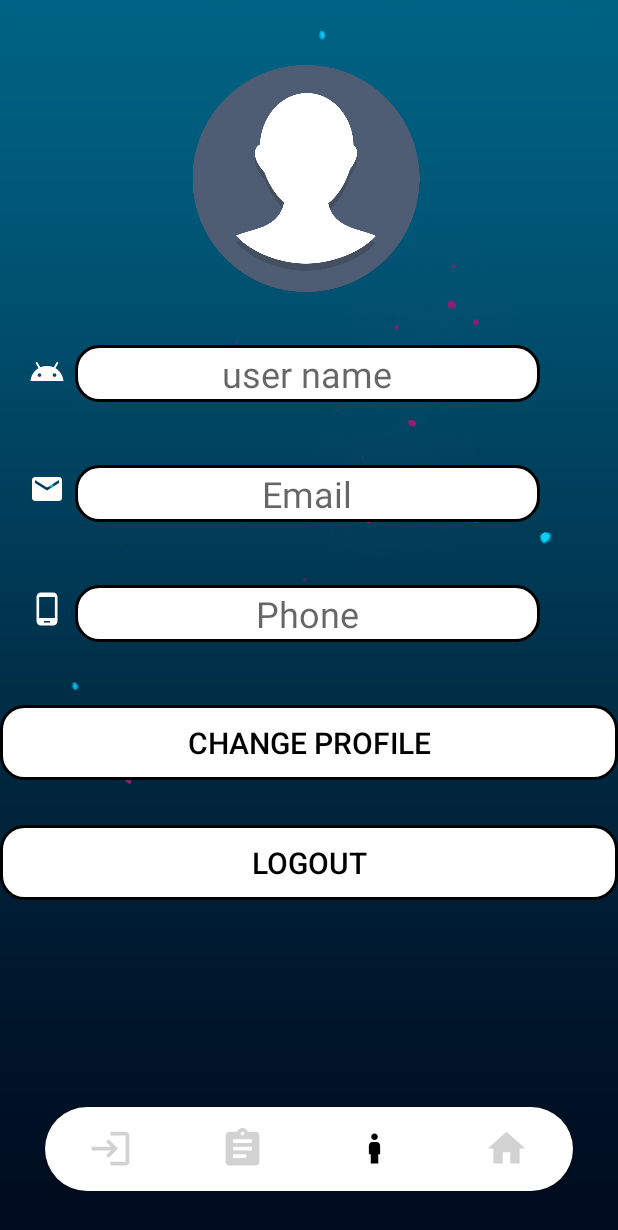
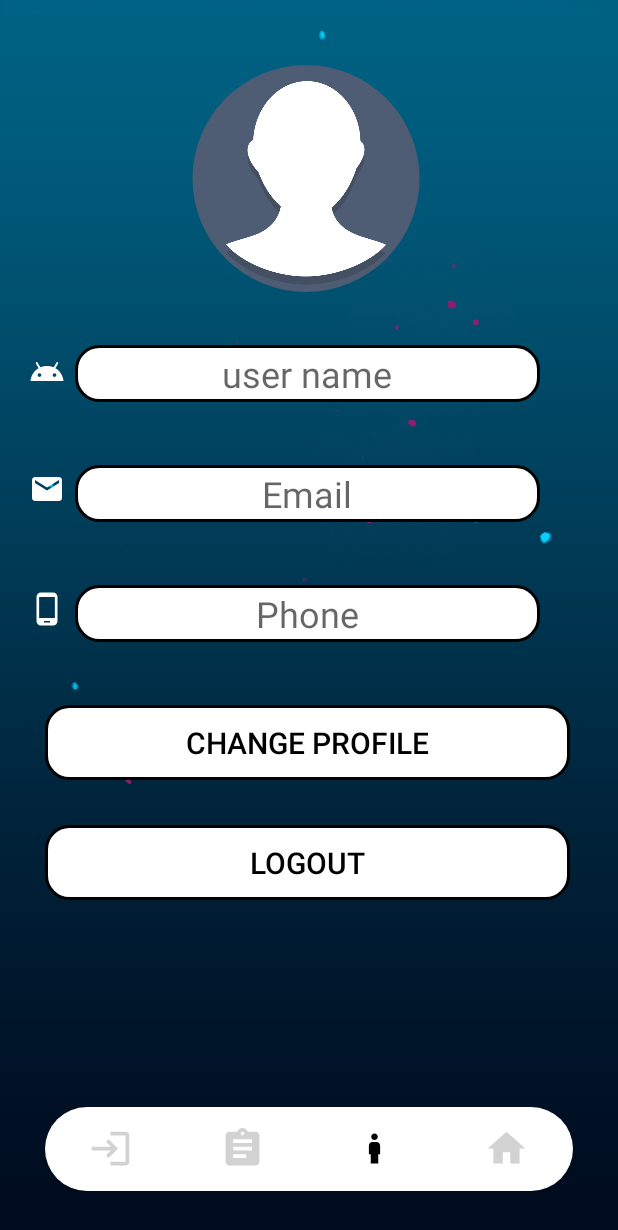
Before and after one commit to georgeAbouKhalil/Camera-Store-Android, an Android app: the profile screen opened directly, with no data from a screen before it, on a phone screen of 412 x 824 dp. Shown: the top 1230 px of the screen. Run offline under Robolectric (Android 15) with nearby library versions, the phone set to English and light mode, and no system bars; our stand-ins replace CircleImageView, Firebase (no records; nobody signed in at launch, a user with empty details on screens opened directly), Picasso; Roboto replaces fonts that are not available here.

Commit message:
camera-store-app

```diff
--- a/app/src/main/java/com/example/camerastore/Adapter.java
+++ b/app/src/main/java/com/example/camerastore/Adapter.java
@@ -35,7 +35,7 @@ public class Adapter extends FirebaseRecyclerAdapter<model,Adapter.myviewholder>
         String quantityS = Integer.toString(quantityI);
 
         holder.name.setText(model.getName());
-        holder.price.setText(priceS);
+        holder.price.setText("$ "+priceS);
         if(quantityI > 0){
             holder.quantity.setText(": In stock");
         }else{
--- a/app/src/main/java/com/example/camerastore/Details.java
+++ b/app/src/main/java/com/example/camerastore/Details.java
@@ -85,7 +85,7 @@ public class Details extends Fragment {
         Button button_buy = view.findViewById(R.id.button_buy);
         Button add_cart = view.findViewById(R.id.add_cart);
         nameHolder.setText(name);
-        priceHolder.setText(priceS);
+        priceHolder.setText("$ "+priceS);
 
         if (mFirebaseUser != null) {
             if (!mFirebaseUser.isEmailVerified()) {
--- a/app/src/main/java/com/example/camerastore/MainStore.java
+++ b/app/src/main/java/com/example/camerastore/MainStore.java
@@ -52,6 +52,7 @@ public class MainStore extends AppCompatActivity {
     StorageReference storageReference;
     FrameLayout framLayout;
     CircleImageView carts;
+
 
     @Override
     protected void onCreate(Bundle savedInstanceState) {
--- a/app/src/main/res/layout/activity_profile.xml
+++ b/app/src/main/res/layout/activity_profile.xml
@@ -7,7 +7,7 @@
     android:background="@drawable/background"
     tools:context=".profile">
 
-    <ImageView
+    <de.hdodenhof.circleimageview.CircleImageView
         android:id="@+id/profileImage"
         android:layout_width="173dp"
         android:layout_height="151dp"
@@ -56,8 +56,9 @@
 
     <Button
         android:id="@+id/changeProfile"
-        android:layout_width="match_parent"
+        android:layout_width="350dp"
         android:layout_height="50dp"
+        android:layout_marginStart="30dp"
         android:layout_marginTop="470dp"
         android:layout_marginBottom="30dp"
         android:background="@drawable/profileinput"
@@ -67,15 +68,16 @@
 
     <Button
         android:id="@+id/logout2"
-        android:layout_width="match_parent"
+        android:layout_width="350dp"
         android:layout_height="50dp"
+        android:layout_marginStart="30dp"
+        android:layout_marginTop="550dp"
         android:layout_marginBottom="31dp"
         android:background="@drawable/profileinput"
         android:onClick="logout"
         android:text="Logout"
         android:textColor="@color/black"
-        android:textSize="20sp"
-        android:layout_marginTop="550dp" />
+        android:textSize="20sp" />
 
     <ImageButton
         android:id="@+id/imageButton"
```
Also changed, not shown: app/src/main/res/layout/activity_main_store.xml (+7 -9 lines).
